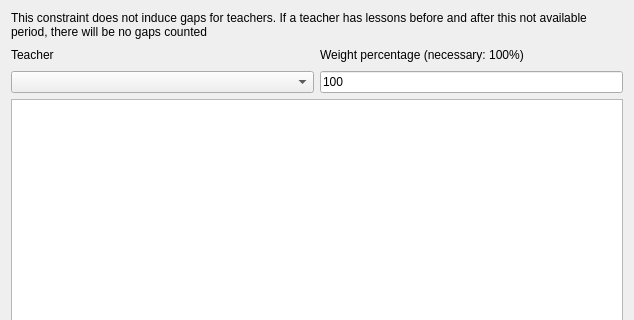
Qt form fet/src/interface/modifyconstraintteachernotavailabletimesform_template.ui (vonmecheln/fet) before a commit; both pictures show x 0 to 634 and y 0 to 320 of the 634 by 555 pixel window.
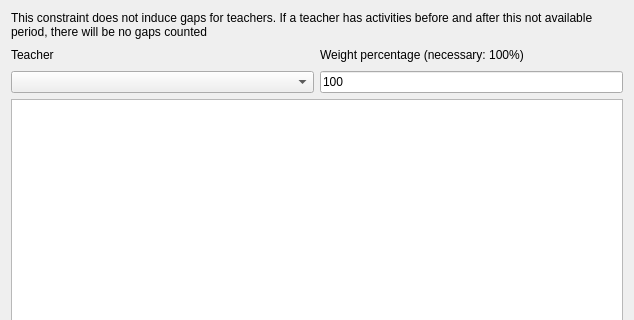
The same form after that commit.

```diff
--- a/fet/src/interface/modifyconstraintteachernotavailabletimesform_template.ui
+++ b/fet/src/interface/modifyconstraintteachernotavailabletimesform_template.ui
@@ -23,7 +23,7 @@
       </sizepolicy>
      </property>
      <property name="text">
-      <string>This constraint does not induce gaps for teachers. If a teacher has lessons before and after this not available period, there will be no gaps counted</string>
+      <string>This constraint does not induce gaps for teachers. If a teacher has activities before and after this not available period, there will be no gaps counted</string>
      </property>
      <property name="wordWrap">
       <bool>true</bool>
```
